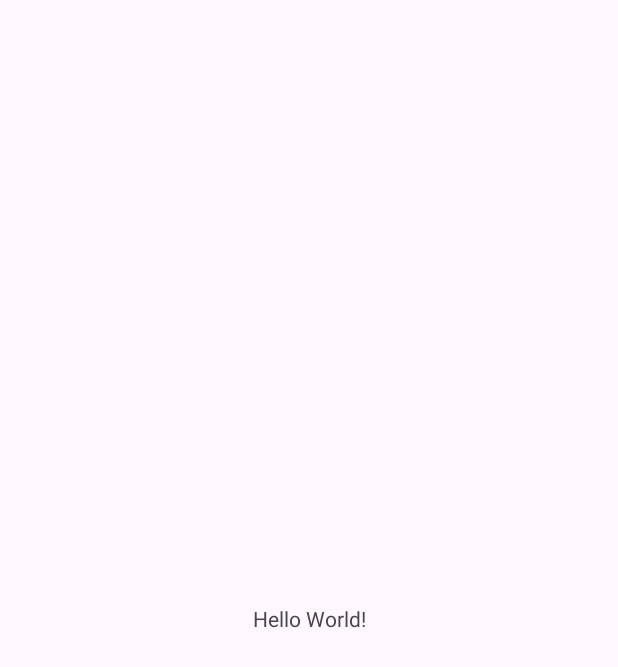
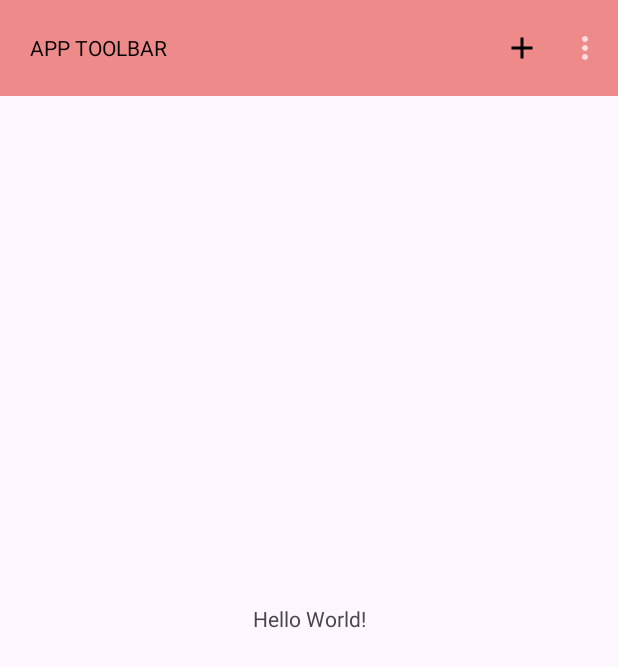
Before and after one commit to GabyValladares/ObjetosL-gicosExposicionesMovil, an Android app: the screen it shows after launch (MainActivity), on a phone screen of 412 x 824 dp. Before the commit the part shown is almost empty. Shown: the top 667 px of the screen. Run offline under Robolectric (Android 15) with nearby library versions, the phone set to English and light mode, and no system bars.

Commit message:
ToolBar de Manosalvas siviendo

```diff
--- a/app/src/main/java/com/ggvc/practicaobjetoslogicosmoviliipa2023/MainActivity.java
+++ b/app/src/main/java/com/ggvc/practicaobjetoslogicosmoviliipa2023/MainActivity.java
@@ -1,14 +1,28 @@
 package com.ggvc.practicaobjetoslogicosmoviliipa2023;
 
 import androidx.appcompat.app.AppCompatActivity;
+import androidx.appcompat.widget.Toolbar;
 
 import android.os.Bundle;
+import android.view.Menu;
+import android.view.MenuInflater;
 
 public class MainActivity extends AppCompatActivity {
+    private Toolbar toolbar1;
 
     @Override
     protected void onCreate(Bundle savedInstanceState) {
         super.onCreate(savedInstanceState);
         setContentView(R.layout.activity_main);
+        toolbar1=findViewById(R.id.toolbar);
+        setSupportActionBar(toolbar1);
+
+    }
+
+    @Override
+    public boolean onCreateOptionsMenu(Menu menu) {
+        MenuInflater inflater=getMenuInflater();
+        inflater.inflate(R.menu.menu,menu);
+        return true;
     }
 }
--- /dev/null
+++ b/app/src/main/res/drawable/baseline_add_24.xml
@@ -0,0 +1,5 @@
+<vector android:height="24dp" android:tint="#000000"
+    android:viewportHeight="24" android:viewportWidth="24"
+    android:width="24dp" xmlns:android="http://schemas.android.com/apk/res/android">
+    <path android:fillColor="@android:color/white" android:pathData="M19,13h-6v6h-2v-6H5v-2h6V5h2v6h6v2z"/>
+</vector>
--- a/app/src/main/res/layout/activity_main.xml
+++ b/app/src/main/res/layout/activity_main.xml
@@ -14,5 +14,6 @@
         app:layout_constraintEnd_toEndOf="parent"
         app:layout_constraintStart_toStartOf="parent"
         app:layout_constraintTop_toTopOf="parent" />
+    <include layout="@layout/toolbar"/>
 
 </androidx.constraintlayout.widget.ConstraintLayout>
--- /dev/null
+++ b/app/src/main/res/layout/toolbar.xml
@@ -0,0 +1,16 @@
+<?xml version="1.0" encoding="utf-8"?>
+<androidx.appcompat.widget.Toolbar xmlns:android="http://schemas.android.com/apk/res/android"
+    android:id="@+id/toolbar"
+    android:layout_width="match_parent"
+    android:layout_height="?attr/actionBarSize"
+    android:background="#EF8A8A"
+    android:theme="@style/ThemeOverlay.AppCompat.Dark">
+    <TextView
+        android:layout_width="wrap_content"
+        android:layout_height="wrap_content"
+        android:layout_marginStart="20dp"
+        android:layout_marginLeft="20dp"
+        android:textColor="@color/black"
+        android:text="APP TOOLBAR"/>
+
+</androidx.appcompat.widget.Toolbar>
--- /dev/null
+++ b/app/src/main/res/menu/menu.xml
@@ -0,0 +1,39 @@
+<?xml version="1.0" encoding="utf-8"?>
+<menu xmlns:android="http://schemas.android.com/apk/res/android"
+    xmlns:app="http://schemas.android.com/apk/res-auto">
+
+    <item
+        android:title="OPC 1"
+        android:icon="@drawable/baseline_add_24"
+        android:id="@+id/opc1"
+        app:showAsAction="ifRoom"
+        app:itemIconTint="@color/black"
+        android:titleTextColor="#000000"
+
+
+        />
+
+
+    <item
+        android:title="OPC 2"
+        android:icon="@drawable/baseline_add_24"
+        android:id="@+id/opc2"
+        app:showAsAction="never"
+        app:itemIconTint="@color/black"
+        android:titleTextColor="#000000"
+
+
+        />
+
+    <item
+        android:id="@+id/opc3"
+        android:title="OPC 3"
+        android:icon="@drawable/baseline_add_24"
+        app:showAsAction="never"
+        app:itemIconTint="@color/black"
+        android:titleTextColor="#000000"
+
+
+        />
+
+</menu>
--- a/app/src/main/res/values/strings.xml
+++ b/app/src/main/res/values/strings.xml
@@ -1,3 +1,3 @@
 <resources>
-    <string name="app_name">PracticaObjetosLogicosMovilIIPA2023</string>
+    <string name="app_name"></string>
 </resources>
```
